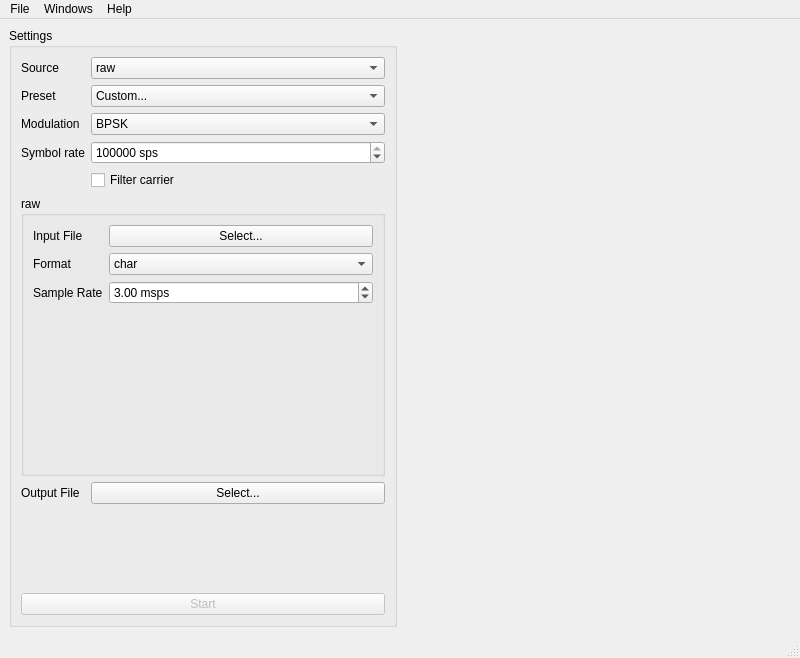
Above: src/qt/mainwindow.ui from Xerbo/LeanHRPT-Demod before the change. Below: the same form after it.
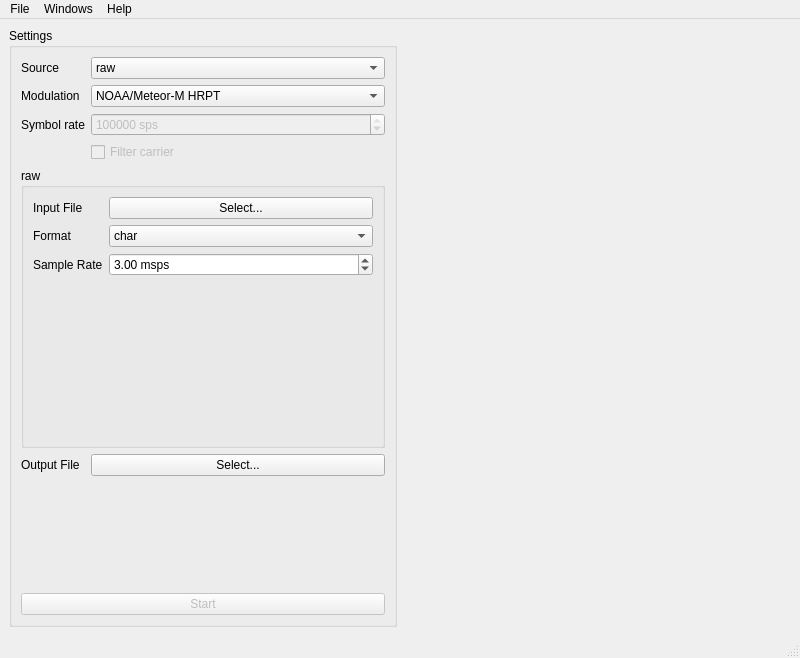
That is the form after the change. Icons and pictures are not drawn. Custom widgets are drawn as their Qt base class.

Commit message: Restore HRPT functionality

Patch:
```diff
--- a/src/qt/mainwindow.ui
+++ b/src/qt/mainwindow.ui
@@ -64,79 +64,17 @@
         </widget>
        </item>
        <item row="1" column="0">
-        <widget class="QLabel" name="presetLabel">
-         <property name="text">
-          <string>Preset</string>
-         </property>
-        </widget>
-       </item>
-       <item row="1" column="1">
-        <widget class="QComboBox" name="preset">
-         <item>
-          <property name="text">
-           <string>Custom...</string>
-          </property>
-         </item>
-         <item>
-          <property name="text">
-           <string>ARGOS-4/Gazelle L-band A-DCS</string>
-          </property>
-         </item>
-         <item>
-          <property name="text">
-           <string>CloudSat CPR</string>
-          </property>
-         </item>
-         <item>
-          <property name="text">
-           <string>Elektro-L TLM 8k</string>
-          </property>
-         </item>
-         <item>
-          <property name="text">
-           <string>Meteor-M HRPT</string>
-          </property>
-         </item>
-         <item>
-          <property name="text">
-           <string>Meteor-M TLM 32k</string>
-          </property>
-         </item>
-         <item>
-          <property name="text">
-           <string>MetOp HRPT</string>
-          </property>
-         </item>
-         <item>
-          <property name="text">
-           <string>NOAA POES GAC</string>
-          </property>
-         </item>
-         <item>
-          <property name="text">
-           <string>NOAA POES HRPT</string>
-          </property>
-         </item>
-        </widget>
-       </item>
-       <item row="2" column="0">
         <widget class="QLabel" name="downlinkLabel">
          <property name="text">
           <string>Modulation</string>
          </property>
         </widget>
        </item>
-       <item row="2" column="1">
+       <item row="1" column="1">
         <widget class="QComboBox" name="downlink">
-         <property name="sizePolicy">
-          <sizepolicy hsizetype="Expanding" vsizetype="Fixed">
-           <horstretch>0</horstretch>
-           <verstretch>0</verstretch>
-          </sizepolicy>
-         </property>
          <item>
           <property name="text">
-           <string>BPSK</string>
+           <string>NOAA/Meteor-M HRPT</string>
           </property>
          </item>
          <item>
@@ -151,15 +89,18 @@
          </item>
         </widget>
        </item>
-       <item row="3" column="0">
+       <item row="2" column="0">
         <widget class="QLabel" name="symRateLabel">
          <property name="text">
           <string>Symbol rate</string>
          </property>
         </widget>
        </item>
-       <item row="3" column="1">
+       <item row="2" column="1">
         <widget class="QSpinBox" name="symRate">
+         <property name="enabled">
+          <bool>false</bool>
+         </property>
          <property name="suffix">
           <string> sps</string>
          </property>
@@ -171,14 +112,17 @@
          </property>
         </widget>
        </item>
-       <item row="4" column="1">
+       <item row="3" column="1">
         <widget class="QCheckBox" name="dcBlock">
+         <property name="enabled">
+          <bool>false</bool>
+         </property>
          <property name="text">
           <string>Filter carrier</string>
          </property>
         </widget>
        </item>
-       <item row="5" column="0" colspan="2">
+       <item row="4" column="0" colspan="2">
         <widget class="QStackedWidget" name="stackedWidget">
          <property name="currentIndex">
           <number>0</number>
@@ -512,14 +456,14 @@
          </widget>
         </widget>
        </item>
-       <item row="6" column="0">
+       <item row="5" column="0">
         <widget class="QLabel" name="outputFileLabel">
          <property name="text">
           <string>Output File</string>
          </property>
         </widget>
        </item>
-       <item row="6" column="1">
+       <item row="5" column="1">
         <widget class="QPushButton" name="outputFile">
          <property name="sizePolicy">
           <sizepolicy hsizetype="Expanding" vsizetype="Fixed">
```
Left out of the diff: 33 changed lines with no effect on the pictures. The commit also changes 2 other files.
